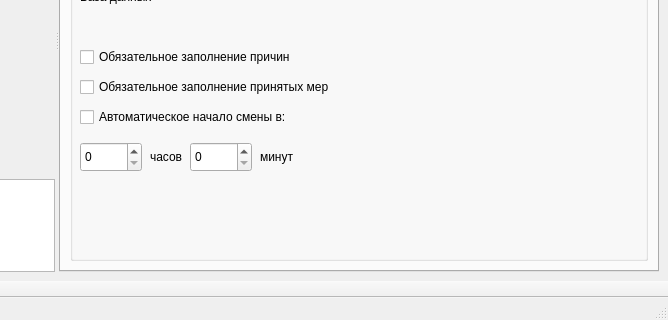
Qt form m_cfg/MainWindowCFG.ui (xXRadioHeadXx/start7) before a commit; both pictures show x 375 to 1043 and y 250 to 570 of the 1043 by 570 pixel window.
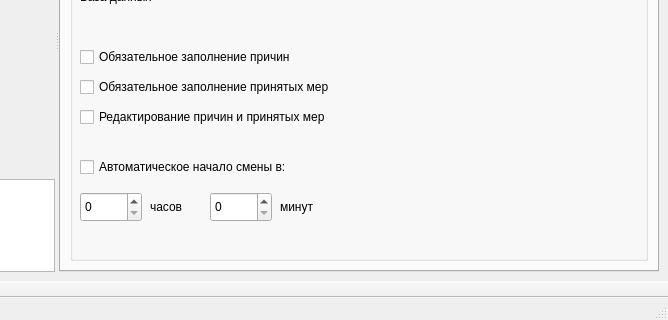
The same form after that commit. The open tabs and pages were chosen to show the change. Icons and pictures are not drawn. Custom widgets are drawn as their Qt base class.

```diff
--- a/m_cfg/MainWindowCFG.ui
+++ b/m_cfg/MainWindowCFG.ui
@@ -3153,7 +3153,7 @@
             <property name="geometry">
              <rect>
               <x>10</x>
-              <y>260</y>
+              <y>310</y>
               <width>471</width>
               <height>30</height>
              </rect>
@@ -3166,7 +3166,7 @@
             <property name="geometry">
              <rect>
               <x>10</x>
-              <y>300</y>
+              <y>350</y>
               <width>62</width>
               <height>30</height>
              </rect>
@@ -3184,8 +3184,8 @@
            <widget class="QDoubleSpinBox" name="SQL_AutoDbStartMinute_doubleSpinBox">
             <property name="geometry">
              <rect>
-              <x>120</x>
-              <y>300</y>
+              <x>140</x>
+              <y>350</y>
               <width>62</width>
               <height>30</height>
              </rect>
@@ -3204,7 +3204,7 @@
             <property name="geometry">
              <rect>
               <x>80</x>
-              <y>300</y>
+              <y>350</y>
               <width>41</width>
               <height>30</height>
              </rect>
@@ -3216,8 +3216,8 @@
            <widget class="QLabel" name="label_33">
             <property name="geometry">
              <rect>
-              <x>190</x>
-              <y>300</y>
+              <x>210</x>
+              <y>350</y>
               <width>181</width>
               <height>30</height>
              </rect>
@@ -3226,6 +3226,19 @@
              <string>минут</string>
             </property>
            </widget>
+           <widget class="QCheckBox" name="SQL_allow_fix_data">
+            <property name="geometry">
+             <rect>
+              <x>10</x>
+              <y>260</y>
+              <width>471</width>
+              <height>30</height>
+             </rect>
+            </property>
+            <property name="text">
+             <string>Редактирование причин и принятых мер</string>
+            </property>
+           </widget>
           </widget>
          </item>
         </layout>
```
Left out of the diff: 2 changed lines with no effect on the pictures.
